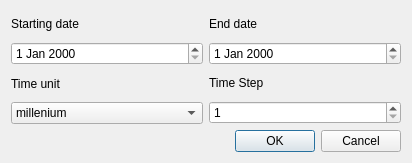
Before: the Qt Designer form TimelineArchitect/newtimeline_View.ui in GrzegorzDomaradzki/TimelineArchitect, drawn with Qt 5.
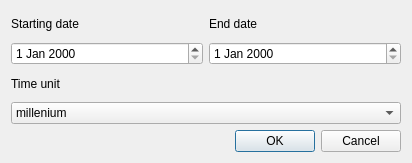
After: the same form once the commit is applied.

Diff of the .ui file:
```diff
--- a/TimelineArchitect/newtimeline_View.ui
+++ b/TimelineArchitect/newtimeline_View.ui
@@ -95,27 +95,6 @@
          </item>
         </layout>
        </item>
-       <item>
-        <layout class="QVBoxLayout" name="verticalLayout_4">
-         <item>
-          <widget class="QLabel" name="label_4">
-           <property name="text">
-            <string>Time Step</string>
-           </property>
-          </widget>
-         </item>
-         <item>
-          <widget class="QSpinBox" name="Step">
-           <property name="minimum">
-            <number>1</number>
-           </property>
-           <property name="maximum">
-            <number>10000</number>
-           </property>
-          </widget>
-         </item>
-        </layout>
-       </item>
       </layout>
      </item>
     </layout>
```
